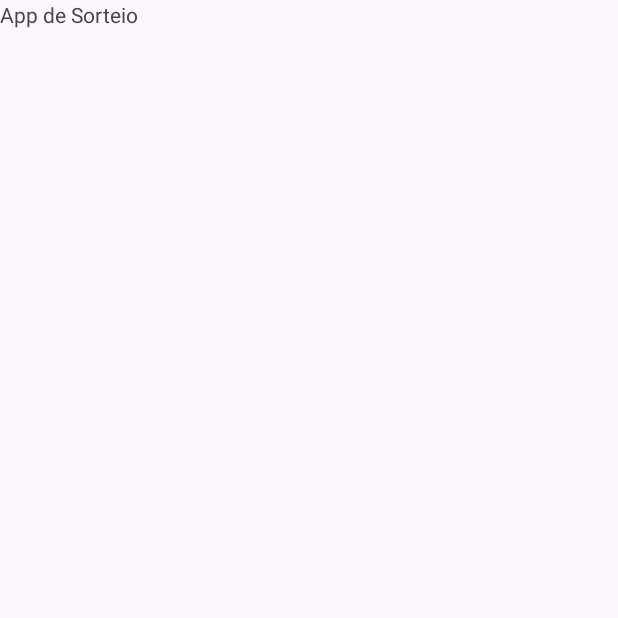
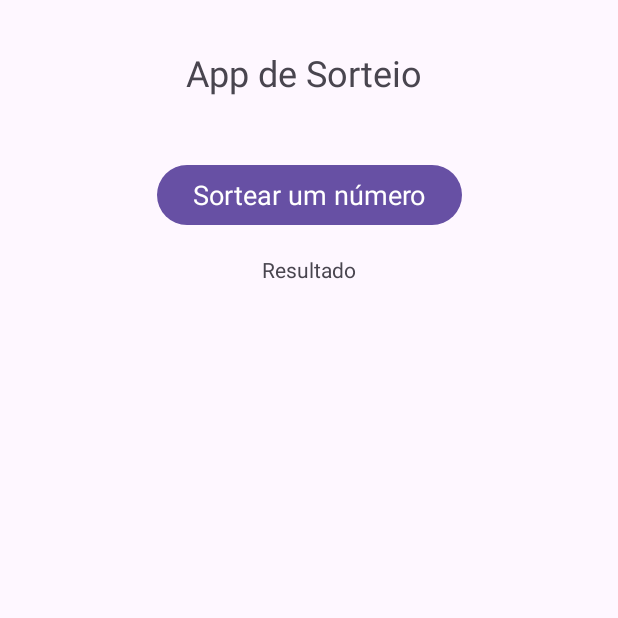
Before and after one commit to arttt95/app-sorteio, an Android app: the screen it shows after launch (MainActivity), on a phone screen of 412 x 824 dp, the top half of it. Before the commit the part shown is almost empty. Run offline under Robolectric (Android 15) with nearby library versions, the phone set to English and light mode, and no system bars.

Commit message:
21NOV24 - Aula 14 AS - Disposição inicial dos botões

```diff
--- a/app/src/main/res/layout/activity_main.xml
+++ b/app/src/main/res/layout/activity_main.xml
@@ -9,9 +9,34 @@
 
     <TextView
         android:id="@+id/textView"
+        android:layout_width="162dp"
+        android:layout_height="42dp"
+        android:layout_marginTop="32dp"
+        android:text="App de Sorteio"
+        android:textSize="24sp"
+        app:layout_constraintEnd_toEndOf="parent"
+        app:layout_constraintHorizontal_bias="0.497"
+        app:layout_constraintStart_toStartOf="parent"
+        app:layout_constraintTop_toTopOf="parent" />
+
+    <Button
+        android:id="@+id/button"
         android:layout_width="wrap_content"
         android:layout_height="wrap_content"
-        android:text="App de Sorteio"
-        tools:layout_editor_absoluteX="167dp"
-        tools:layout_editor_absoluteY="62dp" />
+        android:layout_marginTop="32dp"
+        android:text="Sortear um número"
+        android:textAppearance="@style/TextAppearance.AppCompat.Medium"
+        app:layout_constraintEnd_toEndOf="parent"
+        app:layout_constraintStart_toStartOf="parent"
+        app:layout_constraintTop_toBottomOf="@+id/textView" />
+
+    <TextView
+        android:id="@+id/textView2"
+        android:layout_width="wrap_content"
+        android:layout_height="wrap_content"
+        android:layout_marginTop="16dp"
+        android:text="Resultado"
+        app:layout_constraintEnd_toEndOf="parent"
+        app:layout_constraintStart_toStartOf="parent"
+        app:layout_constraintTop_toBottomOf="@+id/button" />
 </androidx.constraintlayout.widget.ConstraintLayout>
```
